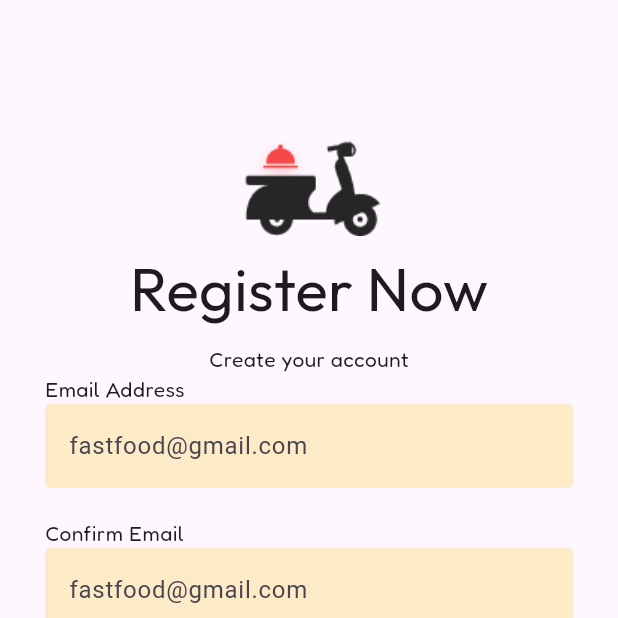
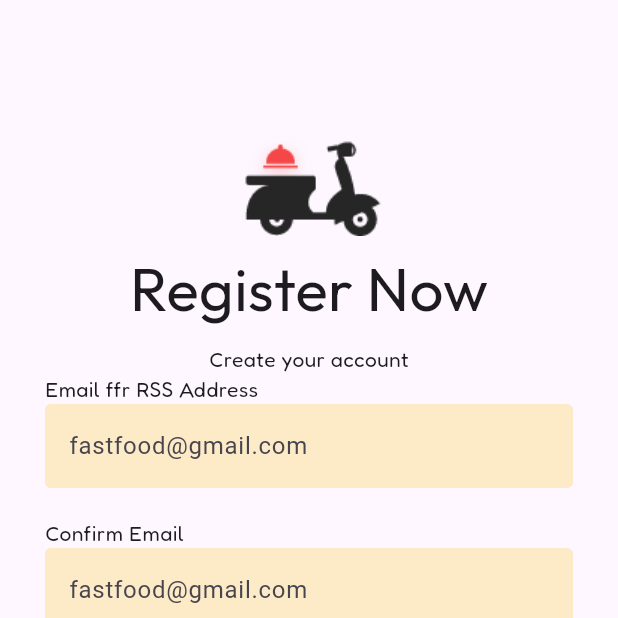
Before and after one commit to tambongslade/delivro, a Flutter app: the Login screen opened directly, on a phone screen of 412 x 824 dp, the top half of it. Run offline on Flutter 3.47's test engine with Material 3 defaults, Android fonts, the phone set to English and light mode, and no system bars; our stand-ins replace smooth_page_indicator.

Commit message:
Update Login.dart

```diff
--- a/lib/Login.dart
+++ b/lib/Login.dart
@@ -41,7 +41,7 @@ class _LoginState extends State<Login> {
                 Text('Create your account', style: FredokaStyle),
                 Align(
                     alignment: Alignment.centerLeft,
-                    child: Text('Email Address', style: FredokaStyle)),
+                    child: Text('Email ffr RSS Address', style: FredokaStyle)),
                 TextFormField(
                   decoration: InputDecoration(
                       fillColor: formColor,
```
